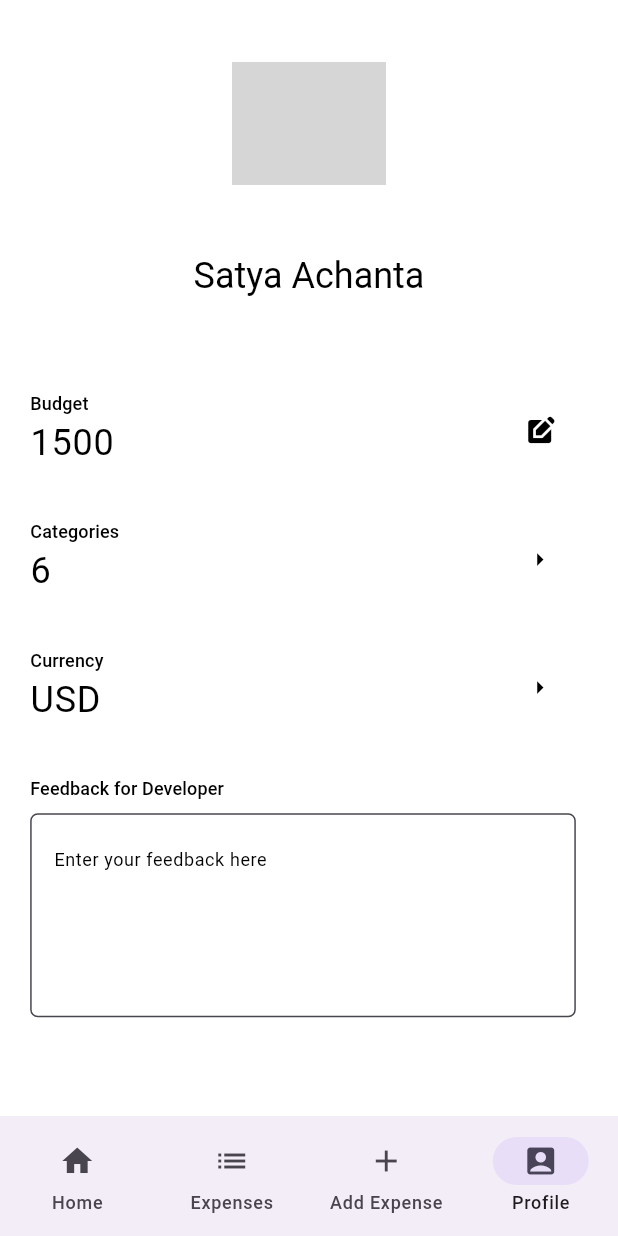
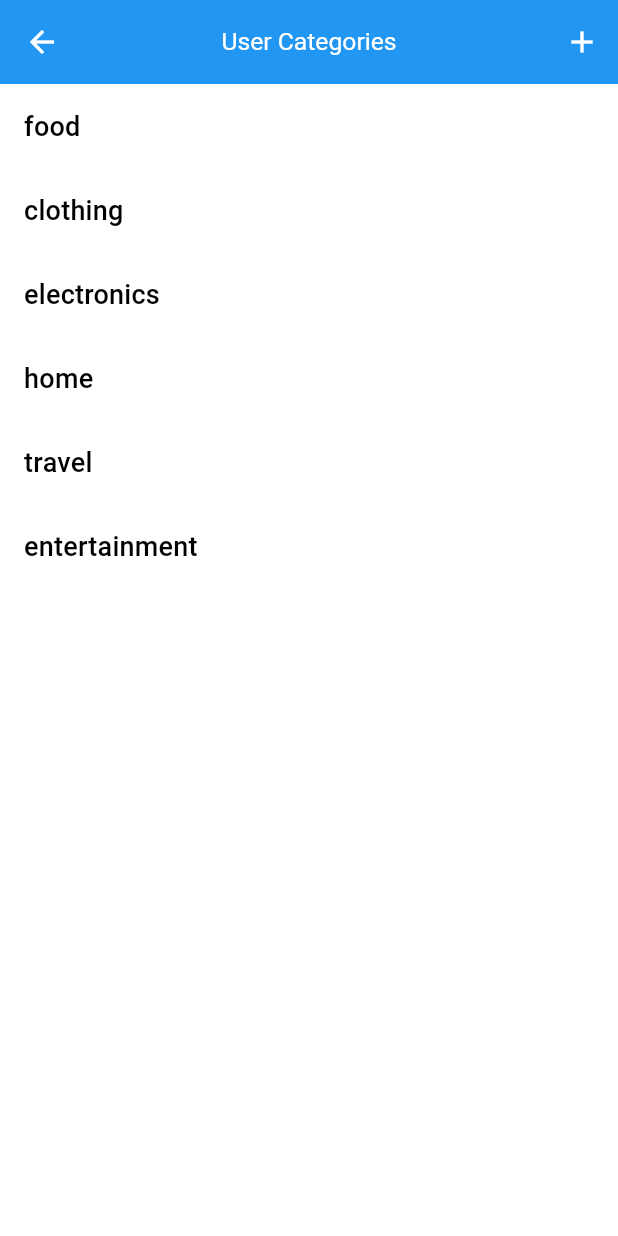
Before and after one commit to SatyaAchanta/personal-expense-tracker, a Flutter app: the screen it shows after launch, item 4 of the bottom bar chosen, after a tap on the "arrow right" icon, on a phone screen of 412 x 824 dp. Run offline on Flutter 3.47's test engine with Material 3 defaults, Android fonts, the phone set to English and light mode, and no system bars; our stand-ins replace get, percent_indicator; network calls fail; grey boxes are pictures that could not be loaded.

Commit message:
Working app with user controller

```diff
--- a/lib/common/material/list_builder.dart
+++ b/lib/common/material/list_builder.dart
@@ -1,5 +1,3 @@
-import 'dart:math';
-
 import 'package:flutter/material.dart';
 import 'package:get/get.dart';
 import 'package:intl/intl.dart';
--- /dev/null
+++ b/lib/common/material/user_categories.dart
@@ -0,0 +1,89 @@
+import 'package:flutter/material.dart';
+import 'package:get/get.dart';
+
+import '../../controllers/expense_app_user.dart';
+
+class MyMaterialUserCategories extends StatelessWidget {
+  MyMaterialUserCategories({super.key});
+
+  final ExpenseAppUserController userController =
+      Get.put(ExpenseAppUserController());
+
+  final TextEditingController categoryController = TextEditingController();
+
+  addCategoryDialog(BuildContext context) {
+    return showDialog(
+      context: context,
+      builder: (BuildContext context) {
+        return AlertDialog(
+          title: const Text('Add Category'),
+          content: TextField(
+            controller: categoryController,
+            style: Theme.of(context).textTheme.titleSmall,
+          ),
+          actions: [
+            TextButton(
+              onPressed: () {
+                Navigator.pop(context);
+              },
+              child: Text(
+                'Cancel',
+                style: Theme.of(context).textTheme.titleSmall,
+              ),
+            ),
+            TextButton(
+              onPressed: () {
+                userController.addCategory(categoryController.text);
+                Navigator.pop(context);
+              },
+              child: Text(
+                'Add',
+                style: Theme.of(context).textTheme.titleSmall,
+              ),
+            ),
+          ],
+        );
+      },
+    );
+  }
+
+  @override
+  Widget build(BuildContext context) {
+    return Scaffold(
+      appBar: AppBar(
+        title: const Text('User Categories'),
+        actions: [
+          IconButton(
+            icon: const Icon(Icons.add),
+            onPressed: () {
+              addCategoryDialog(context);
+            },
+          ),
+        ],
+      ),
+      body: Obx(
+        () => ListView.builder(
+          itemCount: userController.getUser().categories.length,
+          itemBuilder: (BuildContext context, int index) {
+            return ListTile(
+              title: Text(
+                userController.getUser().categories[index],
+                style: Theme.of(context).textTheme.titleMedium,
+              ),
+              // trailing: IconButton(
+              //   icon: const Icon(
+              //     Icons.remove,
+              //     color: Colors.redAccent,
+              //   ),
+              //   onPressed: () {
+              //     userController.removeCategory(
+              //         userController.getUser().categories[index]);
+              //   },
+              // ),
+            );
+          },
+        ),
+      ),
+    );
+  }
+}
--- a/lib/common/material/user_profile.dart
+++ b/lib/common/material/user_profile.dart
@@ -1,14 +1,20 @@
 import 'package:flutter/material.dart';
+import 'package:get/get.dart';
+
+import '../../controllers/expense_app_user.dart';
+import 'user_categories.dart';
 
 class MyMaterialUserProfile extends StatelessWidget {
   MyMaterialUserProfile({super.key});
 
   final TextEditingController budgetController = TextEditingController();
   final TextEditingController feedbackController = TextEditingController();
+  final ExpenseAppUserController userController =
+      Get.put(ExpenseAppUserController());
 
   @override
   Widget build(BuildContext context) {
-    budgetController.text = "1500";
+    budgetController.text = userController.getUser().budgetLimit.toString();
     Size screenSize = MediaQuery.of(context).size;
     return Column(
       children: [
@@ -17,9 +23,9 @@ class MyMaterialUserProfile extends StatelessWidget {
             vertical: screenSize.height / 20,
           ),
           width: screenSize.width * 0.25,
-          height: screenSize.height * 0.1,
+          height: screenSize.height * 0.15,
           decoration: BoxDecoration(
-            borderRadius: BorderRadius.circular(100),
+            borderRadius: BorderRadius.circular(10),
             image: const DecorationImage(
               fit: BoxFit.fill,
               image: NetworkImage(
@@ -32,9 +38,17 @@ class MyMaterialUserProfile extends StatelessWidget {
           margin: EdgeInsets.symmetric(
             vertical: screenSize.height * 0.005,
           ),
-          child: Text(
-            "Satya Achanta",
-            style: Theme.of(context).textTheme.titleLarge,
+          child: Column(
+            children: [
+              Text(
+                userController.getUser().name,
+                style: Theme.of(context).textTheme.titleLarge,
+              ),
+              Text(
+                userController.getUser().email,
+                style: Theme.of(context).textTheme.titleSmall,
+              ),
+            ],
           ),
         ),
         SizedBox(
@@ -51,7 +65,7 @@ class MyMaterialUserProfile extends StatelessWidget {
                 style: Theme.of(context).textTheme.titleSmall,
               ),
               subtitle: Text(
-                '1500',
+                userController.getUser().budgetLimit.toString(),
                 style: Theme.of(context).textTheme.bodyLarge,
               ),
               trailing: IconButton(
@@ -69,7 +83,7 @@ class MyMaterialUserProfile extends StatelessWidget {
                         style: Theme.of(context).textTheme.titleMedium,
                       ),
                       content: TextField(
-                        controller: feedbackController,
+                        controller: budgetController,
                         style: Theme.of(context).textTheme.bodyMedium,
                         textInputAction: TextInputAction.done,
                         keyboardType: const TextInputType.numberWithOptions(
@@ -86,7 +100,9 @@ class MyMaterialUserProfile extends StatelessWidget {
                         ),
                         TextButton(
                           onPressed: () => {
-                            print(feedbackController.text),
+                            userController.updateBudgetLimit(
+                              double.parse(budgetController.text),
+                            ),
                             Navigator.pop(context, 'OK'),
                           },
                           child: Text('OK',
@@ -109,7 +125,7 @@ class MyMaterialUserProfile extends StatelessWidget {
               style: Theme.of(context).textTheme.titleSmall,
             ),
             subtitle: Text(
-              '6',
+              userController.getUser().categories.length.toString(),
               style: Theme.of(context).textTheme.bodyLarge,
             ),
             trailing: IconButton(
@@ -119,33 +135,9 @@ class MyMaterialUserProfile extends StatelessWidget {
                 color: Theme.of(context).iconTheme.color,
               ),
               onPressed: () {
-                budgetController.text = budgetController.text;
-              },
-            ),
-          ),
-        ),
-        Container(
-          margin: EdgeInsets.symmetric(
-            vertical: screenSize.height * 0.01,
-            horizontal: screenSize.width * 0.01,
-          ),
-          child: ListTile(
-            title: Text(
-              'Currency',
-              style: Theme.of(context).textTheme.titleSmall,
-            ),
-            subtitle: Text(
-              'USD',
-              style: Theme.of(context).textTheme.bodyLarge,
-            ),
-            trailing: IconButton(
-              icon: Icon(
-                Icons.arrow_right,
-                size: screenSize.width * 0.05,
-                color: Theme.of(context).iconTheme.color,
-              ),
-              onPressed: () {
-                budgetController.text = budgetController.text;
+                Get.to(
+                  MyMaterialUserCategories(),
+                );
               },
             ),
           ),
@@ -184,7 +176,28 @@ class MyMaterialUserProfile extends StatelessWidget {
               ),
             ),
           ),
-        )
+        ),
+        Container(
+          margin: EdgeInsets.symmetric(
+            horizontal: screenSize.width * 0.01,
+          ),
+          child: ListTile(
+            subtitle: Text(
+              'Logout',
+              style: Theme.of(context).textTheme.titleMedium,
+            ),
+            trailing: IconButton(
+              icon: Icon(
+                Icons.logout,
+                size: screenSize.width * 0.05,
+                color: Theme.of(context).iconTheme.color,
+              ),
+              onPressed: () {
+                print("user loggedout");
+              },
+            ),
+          ),
+        ),
       ],
     );
   }
--- /dev/null
+++ b/lib/controllers/expense_app_user.dart
@@ -0,0 +1,57 @@
+import 'package:get/get.dart';
+import 'package:uuid/uuid.dart';
+
+import '../models/user.dart';
+
+class ExpenseAppUserController extends GetxController {
+  final user = ExpenseAppUser(
+    id: const Uuid().v4().toString(),
+    name: '',
+    budgetLimit: 1500,
+    email: '',
+    categories: [],
+  ).obs;
+
+  final List<String> categories = [
+    'food',
+    'clothing',
+    'electronics',
+    'home',
+    'travel',
+    'entertainment',
+  ];
+
+  @override
+  void onInit() {
+    super.onInit();
+    user.value = ExpenseAppUser(
+      id: const Uuid().v4().toString(),
+      name: 'Satya Achanta',
+      budgetLimit: 1500,
+      email: 'satya-flutter@gmail.com',
+      categories: categories,
+    );
+  }
+
+  void addCategory(String category) {
+    user.update((val) {
+      val!.categories.add(category);
+    });
+  }
+
+  void removeCategory(String category) {
+    user.update((val) {
+      val!.categories.remove(category);
+    });
+  }
+
+  void updateBudgetLimit(double budgetLimit) {
+    user.update((val) {
+      val!.budgetLimit = budgetLimit;
+    });
+  }
+
+  ExpenseAppUser getUser() {
+    return user.value;
+  }
+}
--- a/lib/models/user.dart
+++ b/lib/models/user.dart
@@ -1,15 +1,19 @@
-class User {
+class ExpenseAppUser {
   String name;
   String email;
-  int id;
-  int budgetLimit = 0;
-  List<String> categories = [];
+  String id;
+  double budgetLimit;
+  List<String> categories;
+  String currency;
+  List<String> feedbackMessages;
 
-  User({
+  ExpenseAppUser({
     required this.name,
     required this.email,
     required this.id,
-    this.budgetLimit = 0,
+    this.budgetLimit = 1500,
     this.categories = const [],
+    this.currency = 'USD',
+    this.feedbackMessages = const [],
   });
 }
--- a/lib/routes/routes.dart
+++ b/lib/routes/routes.dart
@@ -1,4 +1,5 @@
 import 'package:get/get.dart';
+import 'package:personal_expense_tracker/common/material/user_categories.dart';
 
 import '../screens/dashboard.dart';
 import '../screens/expense_screen.dart';
@@ -15,6 +16,7 @@ class Routes {
   static const String expense = '/expense';
   static const String profile = '/profile';
   static const String categoryExpenses = '/category-expenses';
+  static const String userCategories = '/user-expenses';
 
   static String getHomeRoute() => home;
   static String getExpenses() => expenses;
@@ -22,6 +24,7 @@ class Routes {
   static String getExpense() => expense;
   static String getProfile() => profile;
   static String getCategoryExpenses() => categoryExpenses;
+  static String getUserExpenses() => userCategories;
 
   static List<GetPage> routes = [
     GetPage(
@@ -54,5 +57,9 @@ class Routes {
       name: categoryExpenses,
       page: () => const ExpenseList(),
     ),
+    GetPage(
+      name: userCategories,
+      page: () => MyMaterialUserCategories(),
+    ),
   ];
 }
--- a/lib/screens/dashboard.dart
+++ b/lib/screens/dashboard.dart
@@ -2,21 +2,26 @@ import 'package:flutter/cupertino.dart';
 import 'package:flutter/material.dart';
 import 'package:get/get.dart';
 import 'package:percent_indicator/circular_percent_indicator.dart';
-import 'package:personal_expense_tracker/common/cupertino/categories_list.dart';
-import 'package:personal_expense_tracker/common/material/categories_list.dart';
-import 'package:personal_expense_tracker/controllers/expense.dart';
-import 'package:personal_expense_tracker/utils/screen.dart';
+
+import '../common/cupertino/expense_categories.dart';
+import '../common/material/expense_categories.dart';
+import '../controllers/expense.dart';
+import '../controllers/expense_app_user.dart';
+import '../utils/screen.dart';
 
 class Dashboard extends StatelessWidget {
   Dashboard({super.key});
 
   final ExpenseController expenseController = Get.put(ExpenseController());
+  final ExpenseAppUserController userController =
+      Get.put(ExpenseAppUserController());
 
   @override
   Widget build(BuildContext context) {
     Size screenSize = getScreenSize(context);
     double totalSpent = expenseController.getTotalExpenses();
     bool isIos = Theme.of(context).platform == TargetPlatform.iOS;
+    double totalBudget = userController.getUser().budgetLimit;
     Widget bodyContent = SingleChildScrollView(
       child: Center(
         child: Column(
@@ -51,7 +56,7 @@ class Dashboard extends StatelessWidget {
                 footer: Container(
                   margin: EdgeInsets.only(top: screenSize.height * 0.025),
                   child: Text(
-                    '${((totalSpent / 1500) * 100).ceil()}% of \$1500 Budget Used',
+                    '${((totalSpent / totalBudget) * 100).ceil()}% of \$$totalBudget Budget Used',
                     style: TextStyle(
                       fontSize: 17.0,
                       fontWeight: FontWeight.bold,
@@ -75,7 +80,6 @@ class Dashboard extends StatelessWidget {
                             expenseController: expenseController)
                         : MyMaterialCategoriesList(
                             expenseController: expenseController,
-                            totalSpent: totalSpent,
                           )
                     : const Center(
                         child: Text('No Expenses to show insights'),
--- a/lib/utils/screen.dart
+++ b/lib/utils/screen.dart
@@ -147,8 +147,7 @@ ThemeData getDarkThemeData(BuildContext context) {
       bodySmall: TextStyle(color: Colors.white, fontSize: 12),
       titleLarge: TextStyle(color: Colors.white, fontSize: 24),
       titleMedium: TextStyle(color: Colors.white, fontSize: 18),
-      titleSmall: TextStyle(
-          color: Colors.white, fontSize: 12, fontStyle: FontStyle.italic),
+      titleSmall: TextStyle(color: Colors.white, fontSize: 12),
     ),
     dividerTheme: const DividerThemeData(
       color: Colors.white,
```
Also changed, not shown: lib/common/cupertino/user_categories.dart (added, +10 -0 lines), lib/common/material/expense.dart (+15 -0 lines), lib/common/material/expense_categories.dart (renamed from lib/common/material/categories_list.dart, +5 -5 lines), lib/common/material/form.dart (+8 -11 lines), lib/common/cupertino/expense_categories.dart (renamed from lib/common/cupertino/categories_list.dart).
